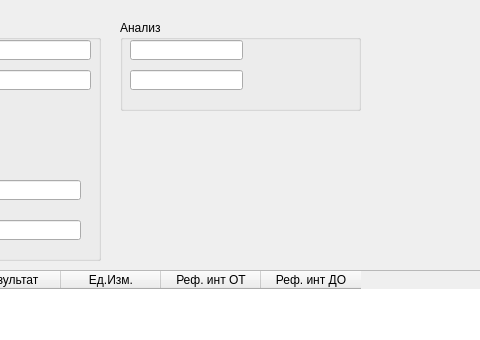
Before: the Qt Designer form UIs/AnalysisViewWindow.ui in stlad/MedicalAnalyzer, drawn with Qt 5; both pictures show x 310 to 790 and y 0 to 340 of the 1277 by 910 pixel window.
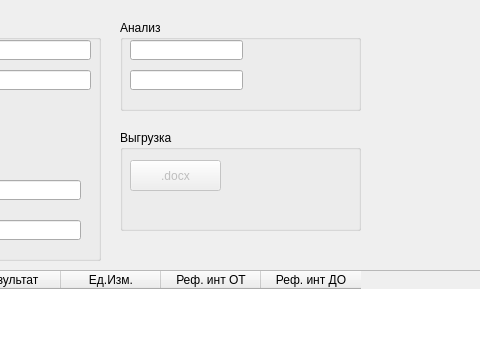
After: the same form once the commit is applied.

Commit message: подготовка выгрузки анализа в docx

What changed in the file:
```diff
--- a/UIs/AnalysisViewWindow.ui
+++ b/UIs/AnalysisViewWindow.ui
@@ -268,6 +268,35 @@
     <string>Не сохранено</string>
    </property>
   </widget>
+  <widget class="QGroupBox" name="groupBox_3">
+   <property name="geometry">
+    <rect>
+     <x>430</x>
+     <y>130</y>
+     <width>241</width>
+     <height>101</height>
+    </rect>
+   </property>
+   <property name="title">
+    <string>Выгрузка</string>
+   </property>
+   <widget class="QPushButton" name="docBtn">
+    <property name="enabled">
+     <bool>false</bool>
+    </property>
+    <property name="geometry">
+     <rect>
+      <x>10</x>
+      <y>30</y>
+      <width>91</width>
+      <height>31</height>
+     </rect>
+    </property>
+    <property name="text">
+     <string>.docx</string>
+    </property>
+   </widget>
+  </widget>
  </widget>
  <resources/>
  <connections/>
```
The commit also changes 3 other files.
